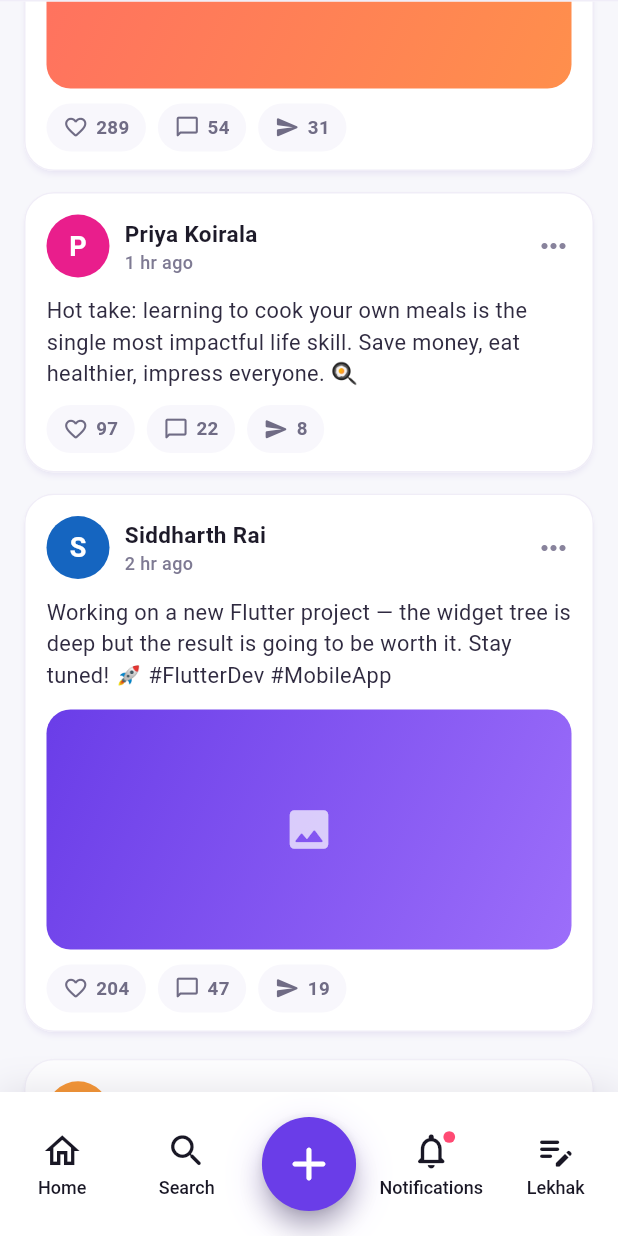
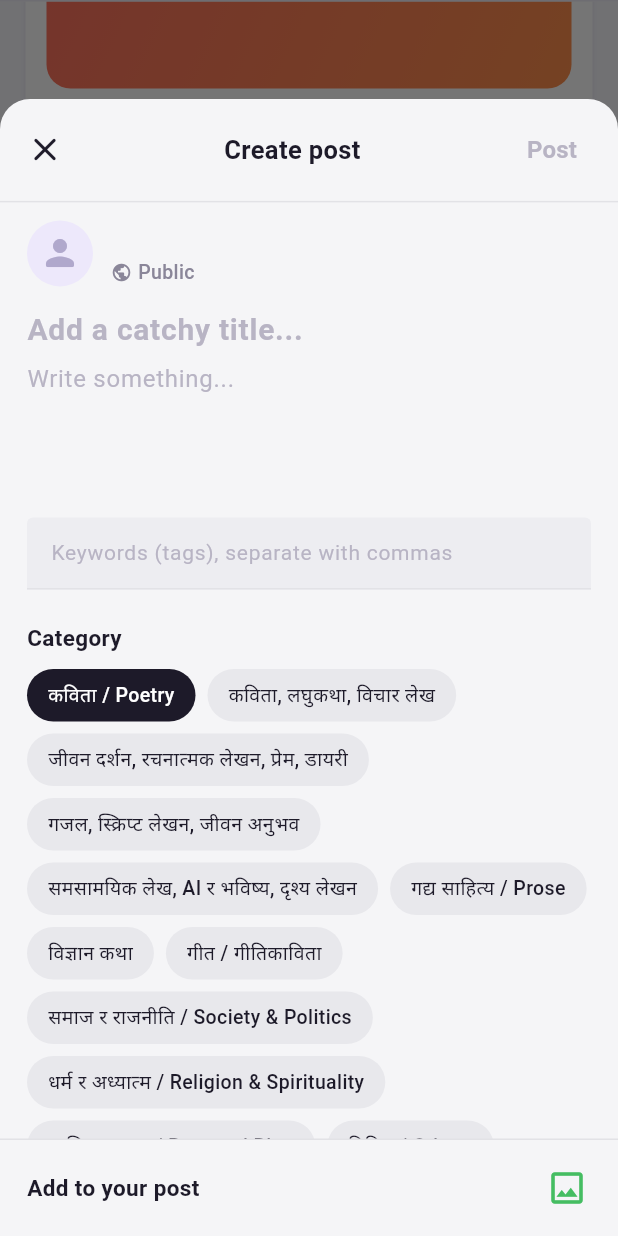
Before and after one commit to nimishapant/BicharSetu, a Flutter app: the DashboardScreen screen opened directly, item 3 of the bottom bar chosen, scrolled down 576 dp, on a phone screen of 412 x 824 dp. Run offline on Flutter 3.47's test engine with Material 3 defaults, Android fonts, the phone set to English and light mode, and no system bars; our stand-ins replace cloud_firestore, firebase_auth, firebase_core; accounts and stored records are empty.

Commit message:
createpostui

```diff
--- /dev/null
+++ b/lib/createpost_screen.dart
@@ -0,0 +1,421 @@
+import 'package:flutter/material.dart';
+import 'repo/auth_service.dart';
+
+const Color _bg = Color(0xFFF5F5F7);
+const Color _textDark = Color(0xFF1D1A29);
+const Color _textMid = Color(0xFF8A8699);
+const Color _chipBg = Color(0xFFE8E8EC);
+const Color _divider = Color(0xFFE2E2E6);
+
+const List<String> _categories = [
+  'कविता / Poetry',
+  'कविता, लघुकथा, विचार लेख',
+  'जीवन दर्शन, रचनात्मक लेखन, प्रेम, डायरी',
+  'गजल, स्क्रिप्ट लेखन, जीवन अनुभव',
+  'समसामयिक लेख, AI र भविष्य, दृश्य लेखन',
+  'गद्य साहित्य / Prose',
+  'विज्ञान कथा',
+  'गीत / गीतिकाविता',
+  'समाज र राजनीति / Society & Politics',
+  'धर्म र अध्यात्म / Religion & Spirituality',
+  'व्यक्तिगत ब्लग / Personal Blog',
+  'विविध / Others',
+];
+
+class CreatePostScreen extends StatefulWidget {
+  const CreatePostScreen({super.key});
+
+  static Future<void> show(BuildContext context) {
+    return showModalBottomSheet<void>(
+      context: context,
+      isScrollControlled: true,
+      backgroundColor: Colors.transparent,
+      barrierColor: Colors.black54,
+      builder: (_) => const CreatePostScreen(),
+    );
+  }
+
+  @override
+  State<CreatePostScreen> createState() => _CreatePostScreenState();
+}
+
+class _CreatePostScreenState extends State<CreatePostScreen> {
+  final _titleCtrl = TextEditingController();
+  final _bodyCtrl = TextEditingController();
+  final _keywordsCtrl = TextEditingController();
+
+  String _displayName = 'User';
+  int _selectedCategory = 0;
+  bool _isPosting = false;
+
+  @override
+  void initState() {
+    super.initState();
+    _titleCtrl.addListener(_onFieldsChanged);
+    _bodyCtrl.addListener(_onFieldsChanged);
+    _loadUser();
+  }
+
+  Future<void> _loadUser() async {
+    final user = await AuthService().getCurrentUserModel();
+    if (!mounted || user == null) return;
+    setState(() => _displayName = user.username);
+  }
+
+  void _onFieldsChanged() => setState(() {});
+
+  bool get _canPost =>
+      _titleCtrl.text.trim().isNotEmpty || _bodyCtrl.text.trim().isNotEmpty;
+
+  @override
+  void dispose() {
+    _titleCtrl.dispose();
+    _bodyCtrl.dispose();
+    _keywordsCtrl.dispose();
+    super.dispose();
+  }
+
+  Future<void> _onPost() async {
+    if (!_canPost || _isPosting) return;
+    setState(() => _isPosting = true);
+    await Future<void>.delayed(const Duration(milliseconds: 400));
+    if (!mounted) return;
+    setState(() => _isPosting = false);
+    Navigator.of(context).pop();
+    ScaffoldMessenger.of(context).showSnackBar(
+      SnackBar(
+        behavior: SnackBarBehavior.floating,
+        backgroundColor: const Color(0xFF1D1A29),
+        shape: RoundedRectangleBorder(borderRadius: BorderRadius.circular(12)),
+        margin: const EdgeInsets.symmetric(horizontal: 20, vertical: 12),
+        content: const Text(
+          'Post shared successfully!',
+          style: TextStyle(fontWeight: FontWeight.w600),
+        ),
+      ),
+    );
+  }
+
+  @override
+  Widget build(BuildContext context) {
+    final bottomInset = MediaQuery.viewInsetsOf(context).bottom;
+    final sheetHeight = MediaQuery.sizeOf(context).height * 0.92;
+
+    return Padding(
+      padding: EdgeInsets.only(bottom: bottomInset),
+      child: Align(
+        alignment: Alignment.bottomCenter,
+        child: Material(
+          color: _bg,
+          borderRadius: const BorderRadius.vertical(top: Radius.circular(20)),
+          clipBehavior: Clip.antiAlias,
+          child: SizedBox(
+            height: sheetHeight,
+            child: Column(
+              children: [
+                _Header(
+                  canPost: _canPost,
+                  isPosting: _isPosting,
+                  onClose: () => Navigator.of(context).pop(),
+                  onPost: _onPost,
+                ),
+                const Divider(height: 1, thickness: 1, color: _divider),
+                Expanded(
+                  child: SingleChildScrollView(
+                    physics: const BouncingScrollPhysics(),
+                    padding: const EdgeInsets.fromLTRB(18, 12, 18, 16),
+                    child: Column(
+                      crossAxisAlignment: CrossAxisAlignment.start,
+                      children: [
+                        _UserRow(displayName: _displayName),
+                        const SizedBox(height: 16),
+                        TextField(
+                          controller: _titleCtrl,
+                          style: const TextStyle(
+                            fontSize: 20,
+                            fontWeight: FontWeight.w700,
+                            color: _textDark,
+                            height: 1.3,
+                          ),
+                          decoration: const InputDecoration(
+                            hintText: 'Add a catchy title...',
+                            hintStyle: TextStyle(
+                              fontSize: 20,
+                              fontWeight: FontWeight.w700,
+                              color: Color(0xFFB8B4C4),
+                            ),
+                            border: InputBorder.none,
+                            isDense: true,
+                            contentPadding: EdgeInsets.zero,
+                          ),
+                          textCapitalization: TextCapitalization.sentences,
+                        ),
+                        const SizedBox(height: 8),
+                        TextField(
+                          controller: _bodyCtrl,
+                          minLines: 4,
+                          maxLines: 12,
+                          style: const TextStyle(
+                            fontSize: 16,
+                            color: _textDark,
+                            height: 1.45,
+                          ),
+                          decoration: const InputDecoration(
+                            hintText: 'Write something...',
+                            hintStyle: TextStyle(
+                              fontSize: 16,
+                              color: Color(0xFFB8B4C4),
+                            ),
+                            border: InputBorder.none,
+                            isDense: true,
+                            contentPadding: EdgeInsets.zero,
+                          ),
+                          textCapitalization: TextCapitalization.sentences,
+                        ),
+                        const SizedBox(height: 12),
+                        TextField(
+                          controller: _keywordsCtrl,
+                          style: const TextStyle(fontSize: 14, color: _textDark),
+                          decoration: const InputDecoration(
+                            hintText: 'Keywords (tags), separate with commas',
+                            hintStyle: TextStyle(
+                              fontSize: 14,
+                              color: Color(0xFFB8B4C4),
+                            ),
+                            filled: true,
+                            fillColor: Color(0xFFEDEDF1),
+                            border: UnderlineInputBorder(
+                              borderSide: BorderSide(color: _divider),
+                            ),
+                            enabledBorder: UnderlineInputBorder(
+                              borderSide: BorderSide(color: _divider),
+                            ),
+                            focusedBorder: UnderlineInputBorder(
+                              borderSide: BorderSide(color: _textMid),
+                            ),
+                            contentPadding: EdgeInsets.symmetric(
+                              horizontal: 12,
+                              vertical: 12,
+                            ),
+                          ),
+                        ),
+                        const SizedBox(height: 22),
+                        const Text(
+                          'Category',
+                          style: TextStyle(
+                            fontSize: 15,
+                            fontWeight: FontWeight.w600,
+                            color: _textDark,
+                          ),
+                        ),
+                        const SizedBox(height: 10),
+                        Wrap(
+                          spacing: 8,
+                          runSpacing: 8,
+                          children: List.generate(_categories.length, (i) {
+                            final selected = _selectedCategory == i;
+                            return GestureDetector(
+                              onTap: () => setState(() => _selectedCategory = i),
+                              child: AnimatedContainer(
+                                duration: const Duration(milliseconds: 180),
+                                padding: const EdgeInsets.symmetric(
+                                  horizontal: 14,
+                                  vertical: 9,
+                                ),
+                                decoration: BoxDecoration(
+                                  color: selected ? _textDark : _chipBg,
+                                  borderRadius: BorderRadius.circular(24),
+                                ),
+                                child: Text(
+                                  _categories[i],
+                                  style: TextStyle(
+                                    fontSize: 13,
+                                    fontWeight: FontWeight.w500,
+                                    color: selected ? Colors.white : _textDark,
+                                    height: 1.25,
+                                  ),
+                                ),
+                              ),
+                            );
+                          }),
+                        ),
+                      ],
+                    ),
+                  ),
+                ),
+                const Divider(height: 1, thickness: 1, color: _divider),
+                _BottomBar(
+                  onAddImage: () {
+                    ScaffoldMessenger.of(context).showSnackBar(
+                      const SnackBar(
+                        behavior: SnackBarBehavior.floating,
+                        content: Text('Photo attachment coming soon'),
+                      ),
+                    );
+                  },
+                ),
+              ],
+            ),
+          ),
+        ),
+      ),
+    );
+  }
+}
+
+class _Header extends StatelessWidget {
+  const _Header({
+    required this.canPost,
+    required this.isPosting,
+    required this.onClose,
+    required this.onPost,
+  });
+
+  final bool canPost;
+  final bool isPosting;
+  final VoidCallback onClose;
+  final VoidCallback onPost;
+
+  @override
+  Widget build(BuildContext context) {
+    return Padding(
+      padding: const EdgeInsets.fromLTRB(6, 10, 12, 10),
+      child: Row(
+        children: [
+          IconButton(
+            onPressed: onClose,
+            icon: const Icon(Icons.close_rounded, color: _textDark, size: 26),
+          ),
+          const Expanded(
+            child: Text(
+              'Create post',
+              textAlign: TextAlign.center,
+              style: TextStyle(
+                fontSize: 17,
+                fontWeight: FontWeight.w700,
+                color: _textDark,
+              ),
+            ),
+          ),
+          TextButton(
+            onPressed: canPost && !isPosting ? onPost : null,
+            child: isPosting
+                ? const SizedBox(
+                    width: 18,
+                    height: 18,
+                    child: CircularProgressIndicator(strokeWidth: 2),
+                  )
+                : Text(
+                    'Post',
+                    style: TextStyle(
+                      fontSize: 16,
+                      fontWeight: FontWeight.w700,
+                      color: canPost ? _textDark : const Color(0xFFB8B4C4),
+                    ),
+                  ),
+          ),
+        ],
+      ),
+    );
+  }
+}
+
+class _UserRow extends StatelessWidget {
+  const _UserRow({required this.displayName});
+
+  final String displayName;
+
+  @override
+  Widget build(BuildContext context) {
+    return Row(
+      children: [
+        Container(
+          width: 44,
+          height: 44,
+          decoration: const BoxDecoration(
+            shape: BoxShape.circle,
+            color: Color(0xFFEDE8FB),
+          ),
+          child: const Icon(
+            Icons.person_rounded,
+            color: Color(0xFFB0A8CC),
+            size: 28,
+          ),
+        ),
+        const SizedBox(width: 12),
+        Column(
+          crossAxisAlignment: CrossAxisAlignment.start,
+          children: [
+            Text(
+              displayName,
+              style: const TextStyle(
+                fontSize: 16,
+                fontWeight: FontWeight.w700,
+                color: _textDark,
+              ),
+            ),
+            const SizedBox(height: 2),
+            Row(
+              children: const [
+                Icon(Icons.public_rounded, size: 14, color: _textMid),
+                SizedBox(width: 4),
+                Text(
+                  'Public',
+                  style: TextStyle(
+                    fontSize: 13,
+                    fontWeight: FontWeight.w500,
+                    color: _textMid,
+                  ),
+                ),
+              ],
+            ),
+          ],
+        ),
+      ],
+    );
+  }
+}
+
+class _BottomBar extends StatelessWidget {
+  const _BottomBar({required this.onAddImage});
+
+  final VoidCallback onAddImage;
+
+  @override
+  Widget build(BuildContext context) {
+    return SafeArea(
+      top: false,
+      child: Padding(
+        padding: const EdgeInsets.fromLTRB(18, 12, 14, 12),
+        child: Row(
+          children: [
+            const Text(
+              'Add to your post',
+              style: TextStyle(
+                fontSize: 15,
+                fontWeight: FontWeight.w600,
+                color: _textDark,
+              ),
+            ),
+            const Spacer(),
+            Material(
+              color: Colors.transparent,
+              child: InkWell(
+                onTap: onAddImage,
+                borderRadius: BorderRadius.circular(8),
+                child: const Padding(
+                  padding: EdgeInsets.all(6),
+                  child: Icon(
+                    Icons.image_outlined,
+                    color: Color(0xFF45BD62),
+                    size: 28,
+                  ),
+                ),
+              ),
+            ),
+          ],
+        ),
+      ),
+    );
+  }
+}
--- a/lib/dashboard_screen.dart
+++ b/lib/dashboard_screen.dart
@@ -2,6 +2,7 @@ import 'dart:async';
 import 'dart:math' as math;
 
 import 'package:flutter/material.dart';
+import 'createpost_screen.dart';
 import 'profile_screen.dart';
 
 class DashboardScreen extends StatefulWidget {
@@ -278,6 +279,10 @@ class _DashboardScreenState extends State<DashboardScreen>
           badgePulseController: _badgePulseController,
           fabPulseController: _fabPulseController,
           onItemTap: (index) {
+            if (index == 2) {
+              CreatePostScreen.show(context);
+              return;
+            }
             setState(() {
               _selectedIndex = index;
             });
--- a/pubspec.yaml
+++ b/pubspec.yaml
@@ -37,6 +37,7 @@ dependencies:
   firebase_core: ^4.9.0
   firebase_auth: ^6.5.1
   cloud_firestore: ^6.4.1
+  firebase_storage: ^13.4.1
 
 dev_dependencies:
   flutter_test:
```
Also changed, not shown: pubspec.lock, 4 other files.
